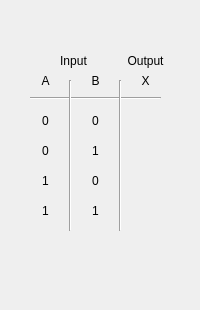
Old version of the form Application/Logic_Gate_Simulator/Dialogs/widget_doubleinputtruthtable.ui in the repository ElliotHarding/Logic-Gate-Simulator.
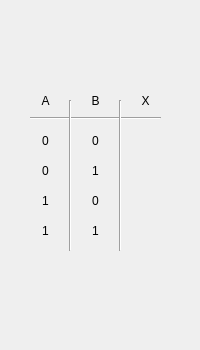
New version of the form.

Patch:
```diff
--- a/Application/Logic_Gate_Simulator/Dialogs/widget_doubleinputtruthtable.ui
+++ b/Application/Logic_Gate_Simulator/Dialogs/widget_doubleinputtruthtable.ui
@@ -7,7 +7,7 @@
     <x>0</x>
     <y>0</y>
     <width>200</width>
-    <height>310</height>
+    <height>350</height>
    </rect>
   </property>
   <property name="windowTitle">
@@ -17,7 +17,7 @@
    <property name="geometry">
     <rect>
      <x>30</x>
-     <y>70</y>
+     <y>90</y>
      <width>31</width>
      <height>21</height>
     </rect>
@@ -33,7 +33,7 @@
    <property name="geometry">
     <rect>
      <x>80</x>
-     <y>70</y>
+     <y>90</y>
      <width>31</width>
      <height>21</height>
     </rect>
@@ -45,27 +45,11 @@
     <set>Qt::AlignCenter</set>
    </property>
   </widget>
-  <widget class="QLabel" name="label_3">
-   <property name="geometry">
-    <rect>
-     <x>28</x>
-     <y>50</y>
-     <width>91</width>
-     <height>21</height>
-    </rect>
-   </property>
-   <property name="text">
-    <string>Input</string>
-   </property>
-   <property name="alignment">
-    <set>Qt::AlignCenter</set>
-   </property>
-  </widget>
   <widget class="QLabel" name="label_4">
    <property name="geometry">
     <rect>
      <x>130</x>
-     <y>70</y>
+     <y>90</y>
      <width>31</width>
      <height>21</height>
     </rect>
@@ -81,7 +65,7 @@
    <property name="geometry">
     <rect>
      <x>30</x>
-     <y>90</y>
+     <y>110</y>
      <width>131</width>
      <height>16</height>
     </rect>
@@ -94,7 +78,7 @@
    <property name="geometry">
     <rect>
      <x>60</x>
-     <y>80</y>
+     <y>100</y>
      <width>20</width>
      <height>151</height>
     </rect>
@@ -107,7 +91,7 @@
    <property name="geometry">
     <rect>
      <x>110</x>
-     <y>80</y>
+     <y>100</y>
      <width>20</width>
      <height>151</height>
     </rect>
@@ -120,7 +104,7 @@
    <property name="geometry">
     <rect>
      <x>30</x>
-     <y>110</y>
+     <y>130</y>
      <width>31</width>
      <height>21</height>
     </rect>
@@ -136,7 +120,7 @@
    <property name="geometry">
     <rect>
      <x>80</x>
-     <y>110</y>
+     <y>130</y>
      <width>31</width>
      <height>21</height>
     </rect>
@@ -152,7 +136,7 @@
    <property name="geometry">
     <rect>
      <x>30</x>
-     <y>170</y>
+     <y>190</y>
      <width>31</width>
      <height>21</height>
     </rect>
@@ -168,7 +152,7 @@
    <property name="geometry">
     <rect>
      <x>80</x>
-     <y>140</y>
+     <y>160</y>
      <width>31</width>
      <height>21</height>
     </rect>
@@ -184,7 +168,7 @@
    <property name="geometry">
     <rect>
      <x>80</x>
-     <y>170</y>
+     <y>190</y>
      <width>31</width>
      <height>21</height>
     </rect>
@@ -196,27 +180,11 @@
     <set>Qt::AlignCenter</set>
    </property>
   </widget>
-  <widget class="QLabel" name="label_13">
-   <property name="geometry">
-    <rect>
-     <x>120</x>
-     <y>50</y>
-     <width>51</width>
-     <height>21</height>
-    </rect>
-   </property>
-   <property name="text">
-    <string>Output</string>
-   </property>
-   <property name="alignment">
-    <set>Qt::AlignCenter</set>
-   </property>
-  </widget>
   <widget class="QLabel" name="label_6">
    <property name="geometry">
     <rect>
      <x>30</x>
-     <y>200</y>
+     <y>220</y>
      <width>31</width>
      <height>21</height>
     </rect>
@@ -232,7 +200,7 @@
    <property name="geometry">
     <rect>
      <x>30</x>
-     <y>140</y>
+     <y>160</y>
      <width>31</width>
      <height>21</height>
     </rect>
@@ -248,7 +216,7 @@
    <property name="geometry">
     <rect>
      <x>80</x>
-     <y>200</y>
+     <y>220</y>
      <width>31</width>
      <height>21</height>
     </rect>
```
